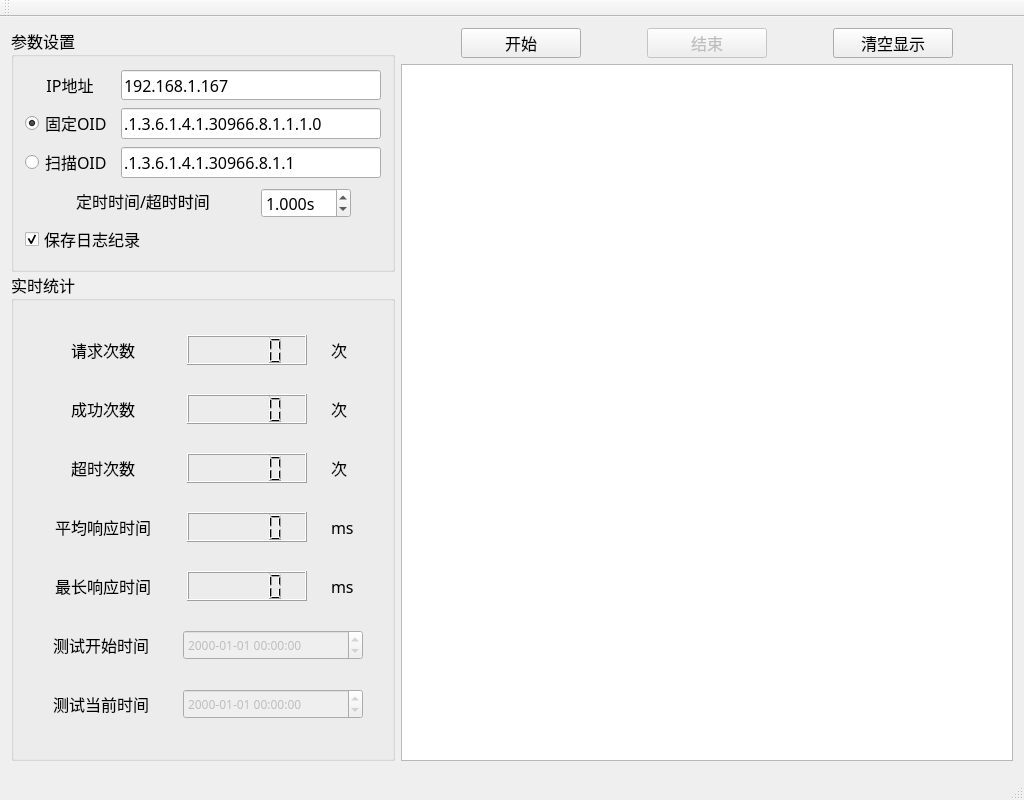
Above: SnmpTest/mainwindow.ui from ChinaClever/CleverTool before the change. Below: the same form after it.
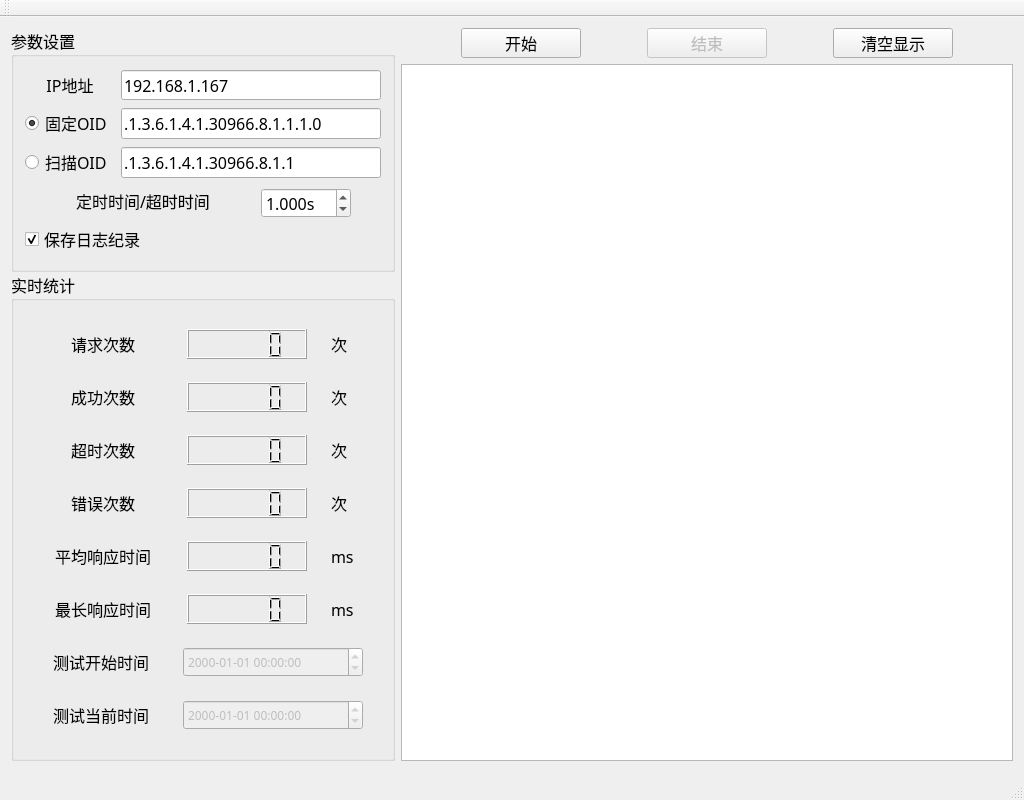
That is the form after the change.

```diff
--- a/SnmpTest/mainwindow.ui
+++ b/SnmpTest/mainwindow.ui
@@ -495,7 +495,7 @@
             </widget>
            </item>
            <item>
-            <widget class="QLCDNumber" name="errLcd">
+            <widget class="QLCDNumber" name="outLcd">
              <property name="sizePolicy">
               <sizepolicy hsizetype="Fixed" vsizetype="Fixed">
                <horstretch>0</horstretch>
@@ -543,6 +543,85 @@
            </item>
           </layout>
          </item>
+         <item>
+          <layout class="QHBoxLayout" name="horizontalLayout_14">
+           <item>
+            <widget class="QLabel" name="label_15">
+             <property name="sizePolicy">
+              <sizepolicy hsizetype="Fixed" vsizetype="Fixed">
+               <horstretch>0</horstretch>
+               <verstretch>0</verstretch>
+              </sizepolicy>
+             </property>
+             <property name="minimumSize">
+              <size>
+               <width>120</width>
+               <height>30</height>
+              </size>
+             </property>
+             <property name="maximumSize">
+              <size>
+               <width>120</width>
+               <height>30</height>
+              </size>
+             </property>
+             <property name="text">
+              <string>错误次数</string>
+             </property>
+             <property name="alignment">
+              <set>Qt::AlignCenter</set>
+             </property>
+            </widget>
+           </item>
+           <item>
+            <widget class="QLCDNumber" name="errLcd">
+             <property name="sizePolicy">
+              <sizepolicy hsizetype="Fixed" vsizetype="Fixed">
+               <horstretch>0</horstretch>
+               <verstretch>0</verstretch>
+              </sizepolicy>
+             </property>
+             <property name="minimumSize">
+              <size>
+               <width>120</width>
+               <height>30</height>
+              </size>
+             </property>
+             <property name="maximumSize">
+              <size>
+               <width>120</width>
+               <height>30</height>
+              </size>
+             </property>
+            </widget>
+           </item>
+           <item>
+            <widget class="QLabel" name="label_16">
+             <property name="sizePolicy">
+              <sizepolicy hsizetype="Fixed" vsizetype="Fixed">
+               <horstretch>0</horstretch>
+               <verstretch>0</verstretch>
+              </sizepolicy>
+             </property>
+             <property name="minimumSize">
+              <size>
+               <width>30</width>
+               <height>30</height>
+              </size>
+             </property>
+             <property name="maximumSize">
+              <size>
+               <width>30</width>
+               <height>30</height>
+              </size>
+             </property>
+             <property name="text">
+              <string>次</string>
+             </property>
+            </widget>
+           </item>
+          </layout>
+         </item>
          <item>
           <layout class="QHBoxLayout" name="horizontalLayout_8">
            <item>
```
Left out of the diff: 3 changed lines with no effect on the pictures.
